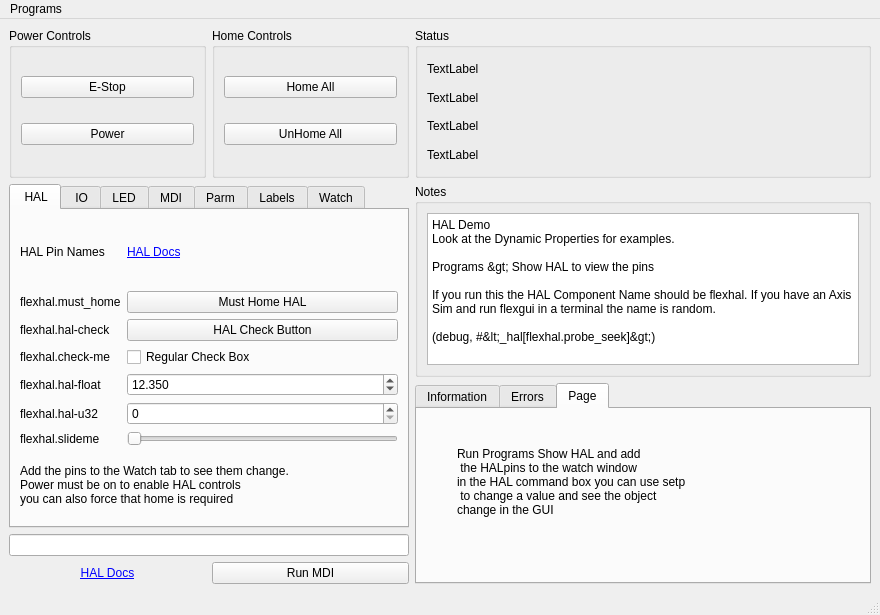
The window that examples/features/hal/hal.ui (jethornton/flexgui) describes before a commit, drawn with Qt 5.
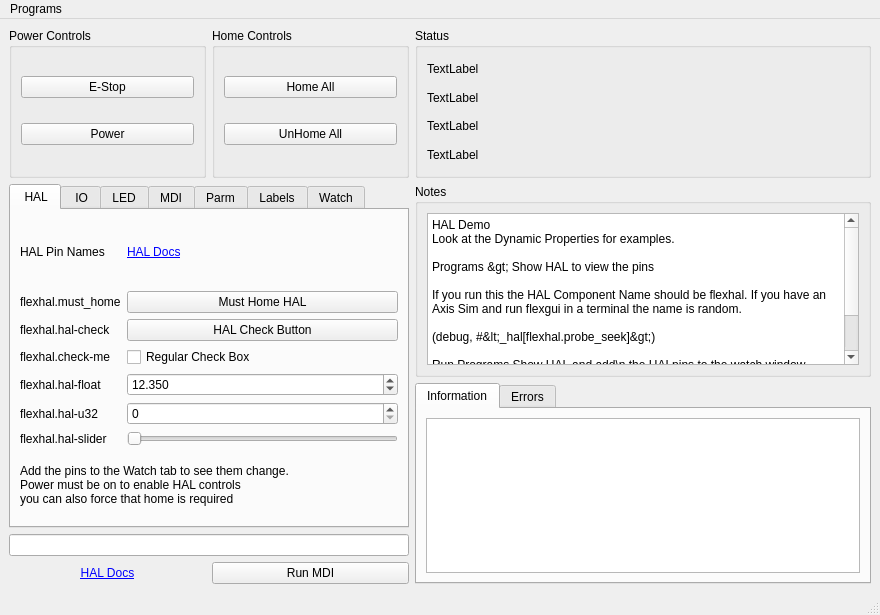
The same window after the commit. The open tabs and pages were chosen to show the change.

Commit message: add 64 bit hal example

```diff
--- a/examples/features/hal/hal.ui
+++ b/examples/features/hal/hal.ui
@@ -34,7 +34,12 @@
 
 If you run this the HAL Component Name should be flexhal. If you have an Axis Sim and run flexgui in a terminal the name is random.
 
-(debug, #&lt;_hal[flexhal.probe_seek]&gt;)</string>
+(debug, #&lt;_hal[flexhal.probe_seek]&gt;)
+
+Run Programs Show HAL and add\n the HALpins to the watch window
+in the HAL command box you can use setp
+ to change a value and see the object
+change in the GUI</string>
          </property>
         </widget>
        </item>
@@ -158,7 +163,7 @@
     <item row="2" column="2" rowspan="3" colspan="3">
      <widget class="QTabWidget" name="tabWidget_6">
       <property name="currentIndex">
-       <number>2</number>
+       <number>0</number>
       </property>
       <widget class="QWidget" name="page1">
        <attribute name="title">
@@ -180,28 +185,6 @@
         </item>
        </layout>
       </widget>
-      <widget class="QWidget" name="tab_7">
-       <attribute name="title">
-        <string>Page</string>
-       </attribute>
-       <widget class="QLabel" name="label_9">
-        <property name="geometry">
-         <rect>
-          <x>40</x>
-          <y>30</y>
-          <width>334</width>
-          <height>85</height>
-         </rect>
-        </property>
-        <property name="text">
-         <string>Run Programs Show HAL and add
- the HALpins to the watch window
-in the HAL command box you can use setp
- to change a value and see the object
-change in the GUI</string>
-        </property>
-       </widget>
-      </widget>
      </widget>
     </item>
     <item row="1" column="0" rowspan="2" colspan="2">
@@ -333,7 +316,7 @@
         <item row="7" column="0">
          <widget class="QLabel" name="label_8">
           <property name="text">
-           <string>flexhal.slideme</string>
+           <string>flexhal.hal-slider</string>
           </property>
          </widget>
         </item>
```
Left out of the diff: 7 changed lines with no effect on the pictures. The commit also changes 2 other files.
